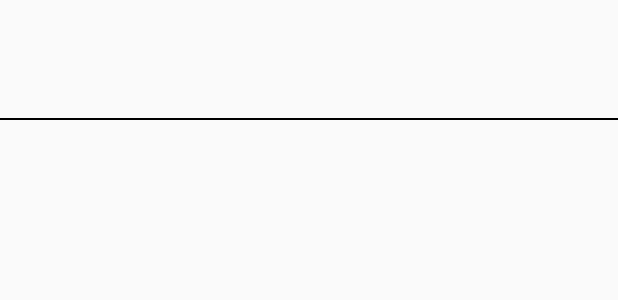
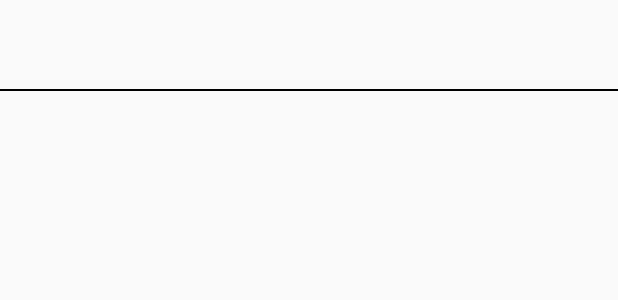
Before and after one commit to isilbolatbas/NavigationDrawer, an Android app: the layout recycler_view.xml on its own in the app's theme, with its tools: preview values and no code run, on a phone screen of 412 x 824 dp. Shown: the top 300 px of the screen. Run offline under Robolectric (Android 15) with nearby library versions, the phone set to English and light mode, and no system bars.

```diff
--- a/app/src/main/res/layout/live_custom.xml
+++ b/app/src/main/res/layout/live_custom.xml
@@ -93,10 +93,12 @@
         android:layout_marginEnd="8dp"
         android:ems="10"
         android:entries="@array/Secenek"
+        android:prompt="@string/title"
         app:layout_constraintEnd_toEndOf="parent"
         app:layout_constraintHorizontal_bias="0.925"
         app:layout_constraintStart_toEndOf="@+id/typeText"
-        app:layout_constraintTop_toBottomOf="@+id/detailEdit" />
+        app:layout_constraintTop_toBottomOf="@+id/detailEdit"
+        />
 
 
     <LinearLayout
--- a/app/src/main/res/layout/recycler_view.xml
+++ b/app/src/main/res/layout/recycler_view.xml
@@ -3,14 +3,15 @@
     android:orientation="vertical"
     android:layout_width="match_parent"
     android:layout_height="wrap_content"
-    android:layout_marginTop="20dp">
+    android:layout_marginTop="0dp">
 
     <TextView
         android:id="@+id/event"
         android:layout_width="match_parent"
         android:layout_height="wrap_content"
-        android:layout_marginTop="5dp"
+        android:layout_marginTop="0dp"
         android:textSize="17sp"
+        android:gravity="center"
         android:textStyle="normal"/>
 
 
@@ -19,6 +20,7 @@
         android:layout_width="match_parent"
         android:layout_height="wrap_content"
         android:layout_below="@+id/event"
+        android:gravity="center"
         android:layout_marginTop="5dp"
         android:textSize="17sp"
         android:textStyle="normal" />
@@ -26,6 +28,8 @@
     <View
         android:layout_width="match_parent"
         android:layout_height="1dp"
-        android:background="@android:color/black"/>
+        android:background="@android:color/black"
+        android:layout_marginTop="6dp"
+        />
 
 </LinearLayout>
```
Also changed, not shown: app/src/main/java/com/example/vallason/CustomDialog.java (+33 -3 lines), app/src/main/java/com/example/vallason/Map.java (added, +48 -0 lines), app/src/main/java/com/example/vallason/MapFragment.java (+16 -12 lines), app/src/main/res/values/strings.xml (+3 -5 lines).
